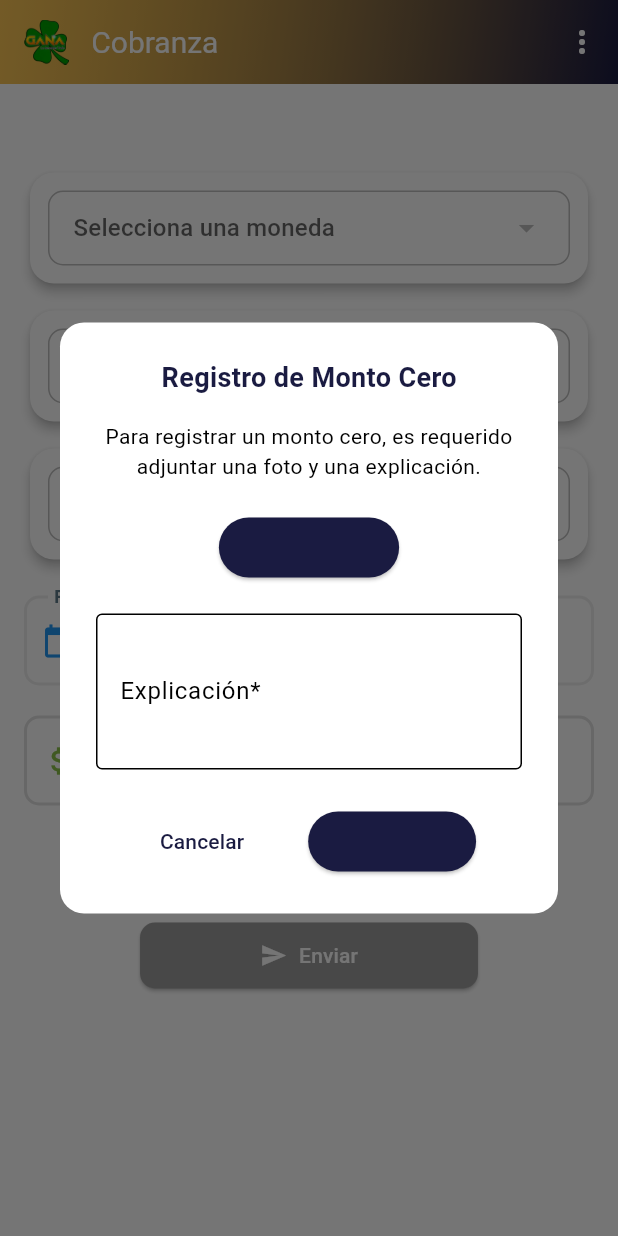
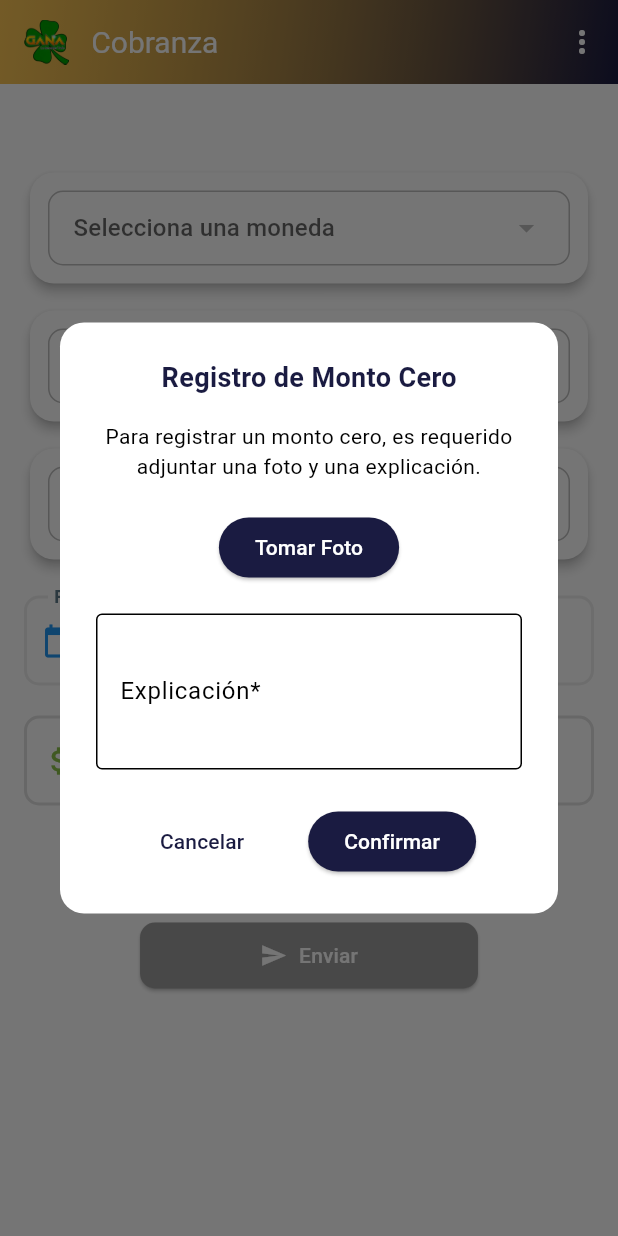
Before and after one commit to Jechf/atenasCobranza, a Flutter app: the HomeScreen screen opened directly with empty values, after a tap on "Confirmar monto", on a phone screen of 412 x 824 dp. Run offline on Flutter 3.47's test engine with Material 3 defaults, Android fonts, the phone set to English and light mode, and no system bars; our stand-ins replace flutter_image_compress, geolocator, image_picker, permission_handler, shared_preferences; missing offline and left inert: blue_thermal_printer; accounts and stored records are empty; network calls fail; statements that could not run were skipped.

Commit message:
botones modal monto cero

```diff
--- a/lib/home_screen.dart
+++ b/lib/home_screen.dart
@@ -1212,9 +1212,12 @@ class _HomeScreenState extends State<HomeScreen> {
                 if (_fotoMontoCero == null)
                   ElevatedButton(
                     onPressed: _tomarFotoMontoCero,
-                    child: Text("Tomar Foto"),
                     style: ElevatedButton.styleFrom(
                       backgroundColor: Color(0xFF1A1B41),
+                    ),
+                    child: Text(
+                      "Tomar Foto",
+                      style: TextStyle(color: Colors.white),
                     ),
                   )
                 else
@@ -1276,9 +1279,12 @@ class _HomeScreenState extends State<HomeScreen> {
                         Navigator.of(context).pop();
                         _procesarMontoCero();
                       },
-                      child: Text("Confirmar"),
                       style: ElevatedButton.styleFrom(
                         backgroundColor: Color(0xFF1A1B41),
+                      ),
+                      child: Text(
+                        "Confirmar",
+                        style: TextStyle(color: Colors.white),
                       ),
                     ),
                   ],
```
